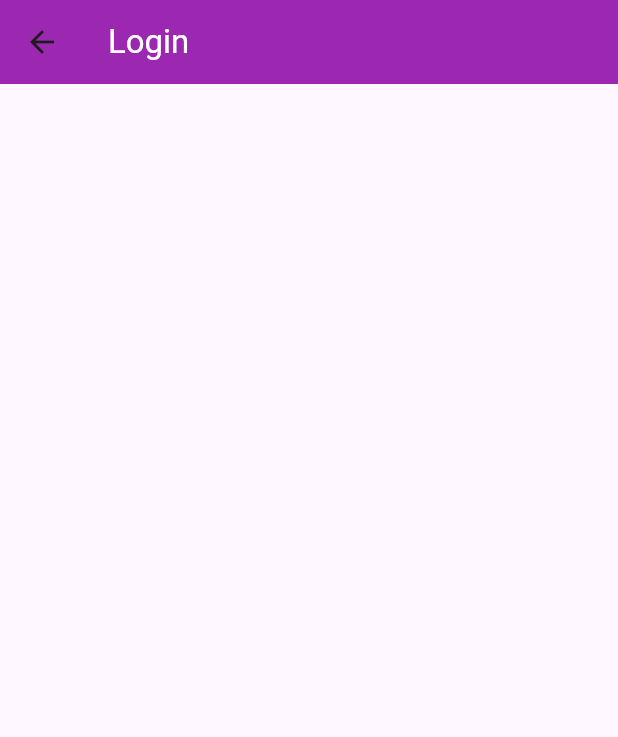
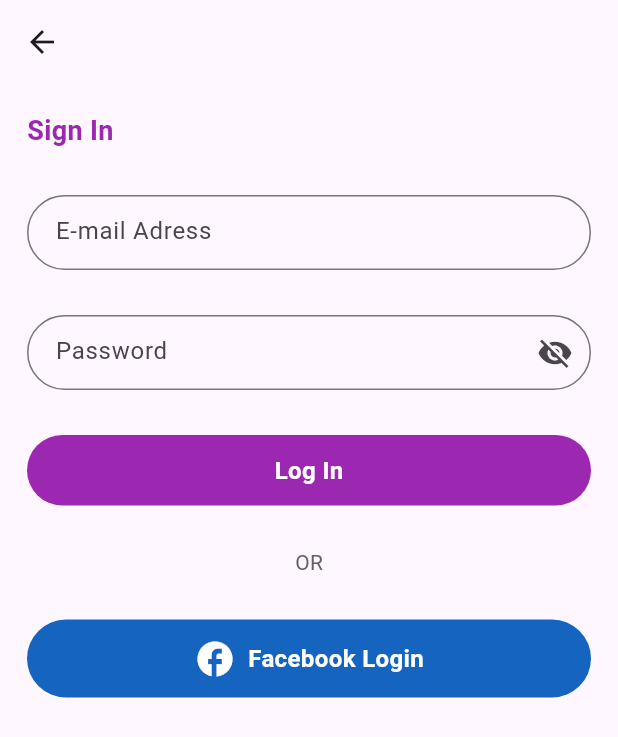
Before and after one commit to leonardojpereira/login_flutter, a Flutter app: the LoginPage screen opened directly, on a phone screen of 412 x 824 dp. Shown: the top 737 px of the screen. Run offline on Flutter 3.47's test engine with Material 3 defaults, Android fonts, the phone set to English and light mode, and no system bars.

Commit message:
feat: creating login page

```diff
--- a/lib/pages/login_page.dart
+++ b/lib/pages/login_page.dart
@@ -1,14 +1,135 @@
 import 'package:flutter/material.dart';
 
-class LoginPage extends StatelessWidget {
-  const LoginPage({super.key});
+class LoginPage extends StatefulWidget {
+  const LoginPage({Key? key});
+
+  @override
+  _LoginPageState createState() => _LoginPageState();
+}
+
+class _LoginPageState extends State<LoginPage> {
+  bool _isPasswordVisible = false;
 
   @override
   Widget build(BuildContext context) {
     return Scaffold(
-      appBar: AppBar(
-        title: Text('Login', style: TextStyle(color: Colors.white),),
-        backgroundColor: Colors.purple,
+      appBar: AppBar(),
+      body: Padding(
+        padding: const EdgeInsets.all(18.0),
+        child: Column(
+          crossAxisAlignment: CrossAxisAlignment.start,
+          children: [
+            Text(
+              'Sign In',
+              style: TextStyle(
+                color: Colors.purple,
+                fontWeight: FontWeight.bold,
+                fontSize: 18,
+              ),
+            ),
+            SizedBox(height: 30),
+            Container(
+              height: 50,
+              child: TextField(
+                decoration: InputDecoration(
+                  border: OutlineInputBorder(
+                    borderRadius: BorderRadius.circular(50),
+                  ),
+                  hintText: 'E-mail Adress',
+                  contentPadding: EdgeInsets.all(15.0),
+                ),
+              ),
+            ),
+            SizedBox(height: 30),
+            Container(
+              height: 50,
+              child: TextField(
+                obscureText: !_isPasswordVisible,
+                decoration: InputDecoration(
+                  border: OutlineInputBorder(
+                    borderRadius: BorderRadius.circular(50),
+                  ),
+                  hintText: 'Password',
+                  contentPadding: EdgeInsets.all(15.0),
+                  suffixIcon: IconButton(
+                    icon: Icon(
+                      _isPasswordVisible
+                          ? Icons.visibility
+                          : Icons.visibility_off,
+                    ),
+                    onPressed: () {
+                      setState(() {
+                        _isPasswordVisible = !_isPasswordVisible;
+                      });
+                    },
+                  ),
+                ),
+              ),
+            ),
+            SizedBox(height: 30),
+            Center(
+              child: Container(
+                width: 400,
+                decoration: BoxDecoration(
+                  color: Colors.purple,
+                  borderRadius: BorderRadius.circular(50),
+                ),
+                child: Padding(
+                  padding: const EdgeInsets.symmetric(vertical: 12),
+                  child: Center(
+                      child: Text(
+                    'Log In',
+                    style: TextStyle(
+                        color: Colors.white,
+                        fontSize: 16,
+                        fontWeight: FontWeight.bold),
+                  )),
+                ),
+              ),
+            ),
+            Padding(
+              padding: const EdgeInsets.symmetric(vertical: 28),
+              child: Center(
+                  child: Text(
+                'OR',
+                style: TextStyle(color: Colors.grey[700]),
+              )),
+            ),
+            Center(
+              child: Container(
+                width: 400,
+                decoration: BoxDecoration(
+                  color: Colors.blue[800],
+                  borderRadius: BorderRadius.circular(50),
+                ),
+                child: Padding(
+                  padding: const EdgeInsets.symmetric(vertical: 12),
+                  child: Center(
+                      child: Row(
+                    mainAxisAlignment: MainAxisAlignment.center,
+                    children: [
+                      Padding(
+                        padding: const EdgeInsets.only(right: 8.0),
+                        child: Icon(
+                          Icons.facebook_rounded,
+                          color: Colors.white,
+                          size: 28,
+                        ),
+                      ),
+                      Text(
+                        'Facebook Login',
+                        style: TextStyle(
+                            color: Colors.white,
+                            fontSize: 16,
+                            fontWeight: FontWeight.bold),
+                      ),
+                    ],
+                  )),
+                ),
+              ),
+            ),
+          ],
+        ),
       ),
     );
   }
```
